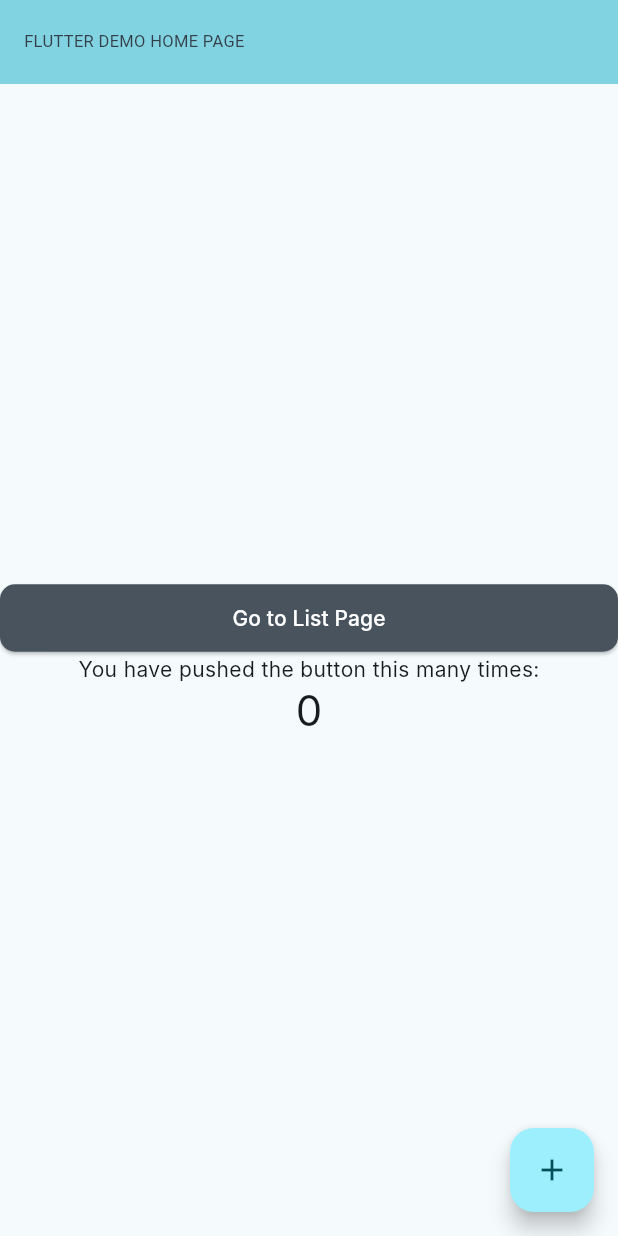
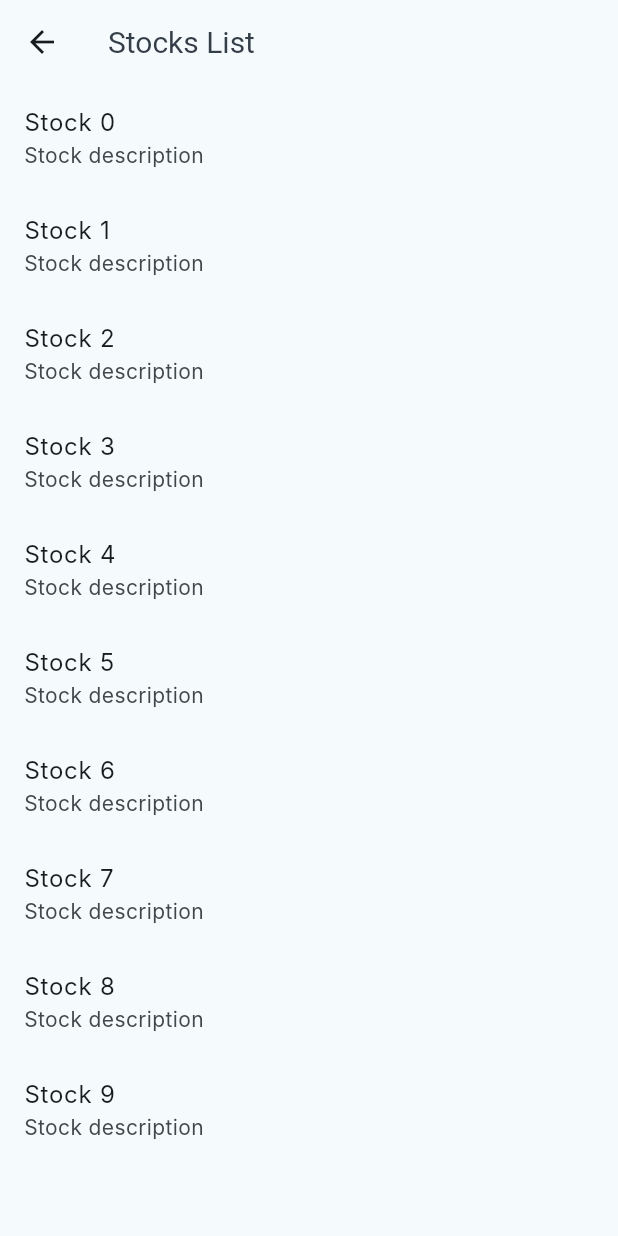
Before and after one commit to Kaizaro/stocks-mobile-app, a Flutter app: the screen it shows after launch, after a tap on "Go to List Page", on a phone screen of 412 x 824 dp. Run offline on Flutter 3.47's test engine with Material 3 defaults, Android fonts, the phone set to English and light mode, and no system bars; Roboto replaces fonts that are missing (Inter, Poppins).

Commit message:
some changes

```diff
--- a/lib/main.dart
+++ b/lib/main.dart
@@ -1,7 +1,6 @@
 import 'package:flutter/material.dart';
 import 'package:stocks_app/app/theme/theme.dart';
-import 'package:stocks_app/shared/text/heading_1.dart';
-import 'package:stocks_app/shared/text/text.dart';
+import 'package:stocks_app/modules/stocks/ui/screens/stocks_list/stocks_list.dart';
 
 import 'shared/shared.dart';
 
@@ -16,10 +15,10 @@ class MyApp extends StatelessWidget {
   @override
   Widget build(BuildContext context) {
     return MaterialApp(
-      title: 'Flutter Demo',
+      title: 'Stocks App',
       routes: {
         '/': (_) => const MyHomePage(title: 'Flutter Demo Home Page'),
-        '/list': (context) => const MyHomePage(title: 'List Page'),
+        '/list': (context) => const StocksListScreen(title: 'Stocks List'),
       },
       theme: ThemeData(
         // This is the theme of your application.
@@ -115,11 +114,14 @@ class _MyHomePageState extends State<MyHomePage> {
           // wireframe for each widget.
           mainAxisAlignment: MainAxisAlignment.center,
           children: <Widget>[
-            ButtonPrimary(
-              text: 'Go to List Page',
-              onPressed: () {
-                print('Button pressed');
-              },
+            HorizontalContainer(
+              child: ButtonPrimary(
+                text: 'Go to List Page',
+                onPressed: () {
+                  Navigator.pushNamed(context, '/list');
+                  print('Button pressed');
+                },
+              )
             ),
             const Text(
               'You have pushed the button this many times:',
--- /dev/null
+++ b/lib/modules/stocks/ui/screens/stocks_list/stocks_list.dart
@@ -0,0 +1,36 @@
+import 'package:flutter/material.dart';
+import 'package:stocks_app/shared/shared.dart';
+
+class StocksListScreen extends StatefulWidget {
+  final String title;
+
+  const StocksListScreen({Key? key, required this.title}) : super(key: key);
+
+  @override
+  _StocksListScreenState createState() => _StocksListScreenState();
+}
+
+class _StocksListScreenState extends State<StocksListScreen> {
+  String get title => widget.title;
+
+  @override
+  Widget build(BuildContext context) {
+    return Scaffold(
+      appBar: AppBar(
+        title: Heading2(text: title),
+      ),
+      body: ListView.builder(
+        itemCount: 10, // Replace with the actual number of stocks
+        itemBuilder: (context, index) {
+          return ListTile(
+            title: Text('Stock $index'),
+            subtitle: const Text('Stock description'),
+            onTap: () {
+              // Handle stock item tap
+            },
+          );
+        },
+      ),
+    );
+  }
+}
--- a/lib/shared/button/button_primary.dart
+++ b/lib/shared/button/button_primary.dart
@@ -21,7 +21,8 @@ class ButtonPrimary extends StatelessWidget {
               style: ElevatedButton.styleFrom(
                 fixedSize: const Size.fromHeight(45.0),
                 backgroundColor: const Color.fromRGBO(72, 83, 94, 1),
-                disabledBackgroundColor: const Color.fromRGBO(72, 83, 94, 1),
+                foregroundColor: const Color.fromRGBO(91, 101, 110, 1),
+                disabledBackgroundColor: const Color.fromRGBO(195, 199, 206, 1),
                 shape: RoundedRectangleBorder(
                   borderRadius: BorderRadius.circular(10),
                 ),
--- /dev/null
+++ b/lib/shared/container/container.dart
@@ -0,0 +1 @@
+export 'horizontal/horizontal.dart';
--- /dev/null
+++ b/lib/shared/container/horizontal/horizontal.dart
@@ -0,0 +1 @@
+export 'horizontal_container.dart';
--- /dev/null
+++ b/lib/shared/container/horizontal/horizontal_container.dart
@@ -0,0 +1,24 @@
+import 'package:flutter/material.dart';
+
+class HorizontalContainer extends StatelessWidget {
+  const HorizontalContainer({
+    Key? key,
+    required this.child,
+    this.padding = const EdgeInsets.symmetric(horizontal: 16),
+  }) : super(key: key);
+
+  final Widget child;
+  final EdgeInsets padding;
+
+  @override
+  Widget build(BuildContext context) {
+    return Column(
+      children: [
+        Padding(
+          padding: padding,
+          child: child,
+        ),
+      ],
+    );
+  }
+}
--- a/lib/shared/shared.dart
+++ b/lib/shared/shared.dart
@@ -1,2 +1,3 @@
 export 'button/button.dart';
+export 'container/container.dart';
 export 'text/text.dart';
```
